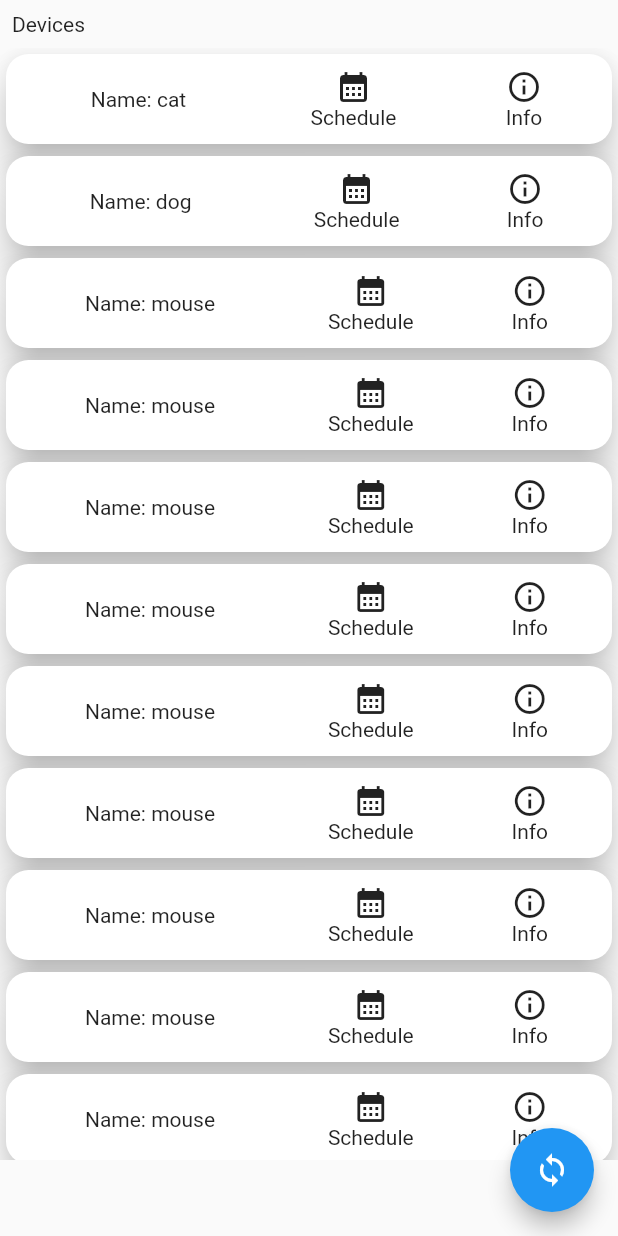
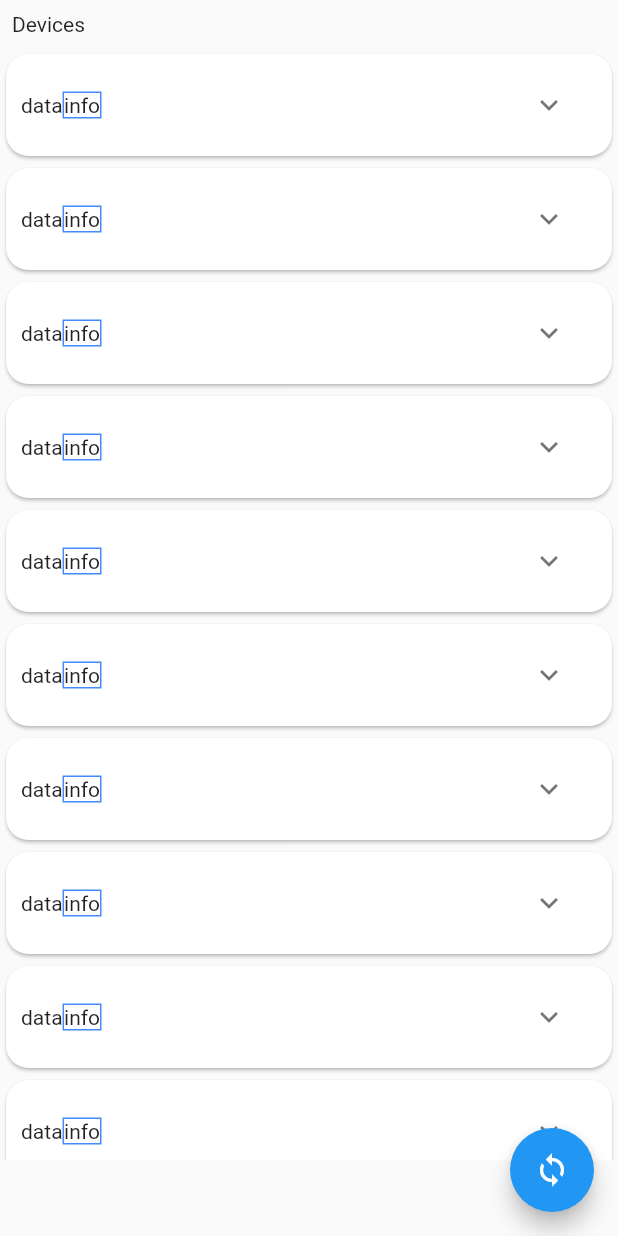
Before and after one commit to princeofxane/Dewdrop, a Flutter app: the DeviceSetupScreen screen opened by its route, after a tap on the "sync" icon, on a phone screen of 412 x 824 dp. Run offline on Flutter 3.47's test engine with Material 2 defaults, Android fonts, the phone set to English and light mode, and no system bars; our stand-ins replace firebase_auth, firebase_core, google_sign_in, splashscreen; accounts and stored records are empty.

```diff
--- a/lib/screens/device_setup.dart
+++ b/lib/screens/device_setup.dart
@@ -48,17 +48,15 @@ class _DeviceSetupScreenState extends State<DeviceSetupScreen> {
               ),
             ),
           ),
-          SingleChildScrollView(
-            child: Expanded(
-              child: SizedBox(
+          SizedBox(
             height: screenHeight * 0.9,
+            // Note: ListView already contains scrolling functionality.
+            // No need to wrap it with SingleChildScrollView.
             child: ListView.builder(
                 itemCount: devices.length,
                 // itemBuilder: (_, index) => UserProductItem(productsData.items[index].title, productsData.items[index].imageUrl)
                 itemBuilder: (_, index) =>
                     DeviceDetail(btdevice: devices[index])
-                ),
-              ),
             ),
           ),
         ],
--- a/lib/widgets/device_card.dart
+++ b/lib/widgets/device_card.dart
@@ -14,6 +14,7 @@ class DeviceDetail extends StatefulWidget {
 }
 
 class _DeviceDetailState extends State<DeviceDetail> {
+  bool _expanded = false;
 
 
   @override
@@ -23,26 +24,34 @@ class _DeviceDetailState extends State<DeviceDetail> {
       shape: RoundedRectangleBorder(
         borderRadius: BorderRadius.circular(15)
       ),
-      borderOnForeground: true,
-      elevation: 10,
+      // borderOnForeground: true,
       child: Padding(
         padding: const EdgeInsets.all(10),
-        child: Row(
-          mainAxisAlignment: MainAxisAlignment.spaceAround,
+        child: ExpansionPanelList(
+          animationDuration: Duration(milliseconds: 1000),
           children: [
-            /* ---------- Device details ---------- */
-            Padding(
-              padding: const EdgeInsets.only(left: 10, right: 10),
-              child: Column(
+            ExpansionPanel(
+              headerBuilder: (context, isExpanded) {
+                return Row(
                   children: [
-                  Text('Name: ${widget.btdevice.name}'),
-                  // Text('IpAddress: ${widget.btdevice.ipAddress}'),
-                  // Text('MacAddress: ${widget.btdevice.macAddress}'),
+                    Text('data'),
+                    InkWell(
+                      onTap: (){},
+                      child: Container(
+                        decoration: BoxDecoration(
+                            border: Border.all(color: Colors.blueAccent)
+                        ),
+                        child: Text('info'),
+                      ),
+                    )
                   ],
-              ),
-            ),
-            // Spacer(),
-            /* ---------- Function buttons ---------- */
+                );
+              },
+              body: Column(
+                children: [
+                  Text('Sample description about the device'),
+                  OverflowBar(
+                    children: [
                       CustomFunctionButtons(
                         text: 'Schedule',
                         icon: Icons.calendar_month
@@ -50,19 +59,33 @@ class _DeviceDetailState extends State<DeviceDetail> {
                       CustomFunctionButtons(
                         text: 'Info',
                         icon: Icons.info_outline,
-                fn: () => customShowDialog(context, widget.btdevice),
-            ),
-            // CustomFunctionButtons(
-            //     text: 'Test',
-            //     icon: Icons.play_circle_outline
-            // ),
+                        fn: ()=>customShowDialog(context, widget.btdevice)),
+                      CustomFunctionButtons(
+                        text: 'Test',
+                        icon: Icons.play_circle_outline
+                      )
+                    ],
+                  )
                 ],
               ),
+              isExpanded: _expanded,
+              canTapOnHeader: true,
+            )
+          ],
+          elevation: 0,
+          expansionCallback: (panelIndex, isExpanded) {
+            _expanded = !_expanded;
+            setState(() {
+
+            });
+          },
+        )
       )
     );
   }
 }
 
+// customShowDialog shows a popup window to edit information.
 void customShowDialog(BuildContext context, BTDevice btdevice) {
   showDialog(
     context: context,
```
Also changed, not shown: lib/screens/login.dart (+11 -0 lines), lib/widgets/popup_info.dart (+101 -22 lines). Lines whose indentation alone changed are shown as unchanged.
